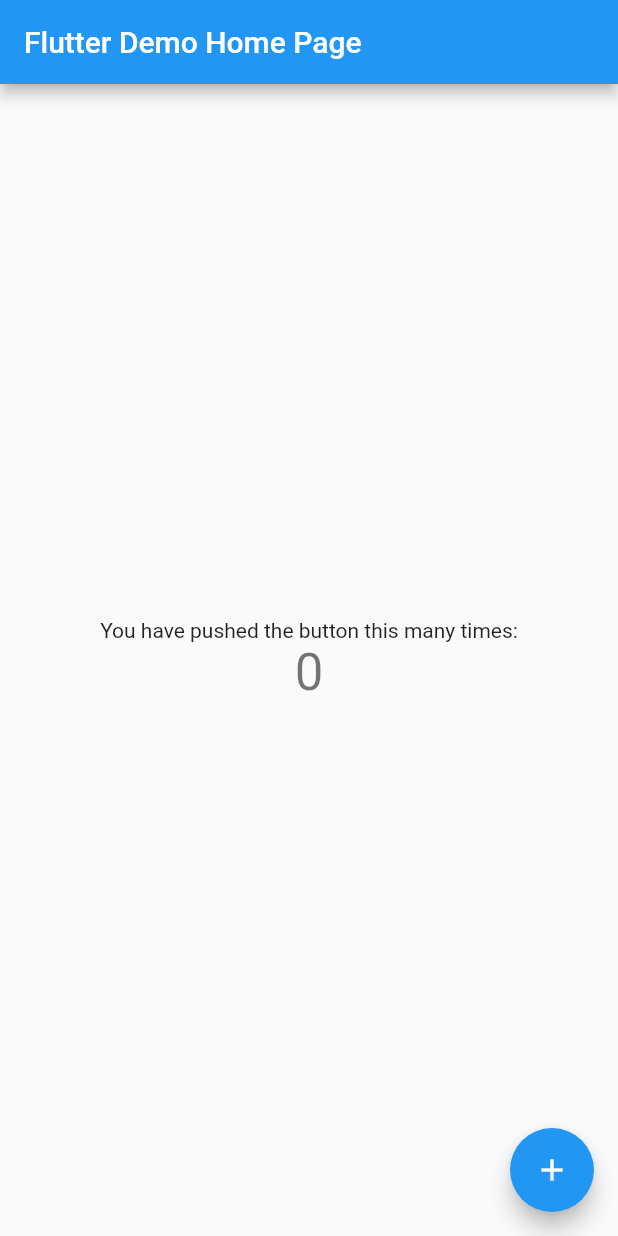
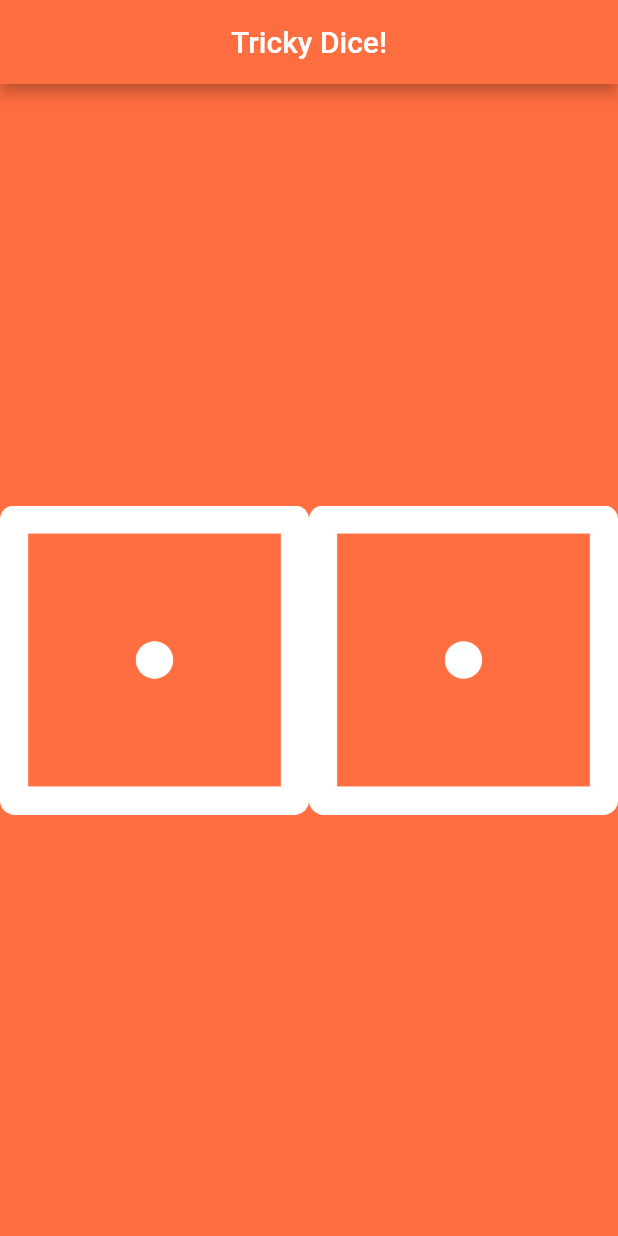
Before and after one commit to Hamdan985/Tricky_Dice, a Flutter app: the screen it shows after launch, on a phone screen of 412 x 824 dp. Run offline on Flutter 3.47's test engine with Material 2 defaults, Android fonts, the phone set to English and light mode, and no system bars.

Commit message:
Basic dice working

```diff
--- /dev/null
+++ b/lib/dice.dart
@@ -0,0 +1,67 @@
+import 'package:flutter/material.dart';
+import 'dart:math';
+
+class Dice extends StatefulWidget {
+  @override
+  _DiceState createState() => _DiceState();
+}
+
+class _DiceState extends State<Dice> {
+  int leftDiceNumber;
+  int rightDiceNumber;
+
+  @override
+  void initState() {
+    super.initState();
+    leftDiceNumber = 1;
+    rightDiceNumber = 1;
+  }
+
+  void diceChange() {
+    setState(() {
+      leftDiceNumber = Random().nextInt(6) + 1;
+      rightDiceNumber = Random().nextInt(6) + 1;
+    });
+  }
+
+  void cheat() {
+    print('inside cheat');
+  }
+
+  @override
+  Widget build(BuildContext context) {
+    return Scaffold(
+      appBar: AppBar(
+        title: Text('Tricky Dice!'),
+        backgroundColor: Colors.deepOrangeAccent,
+        centerTitle: true,
+      ),
+      backgroundColor: Colors.deepOrangeAccent,
+      body: Column(
+        mainAxisAlignment: MainAxisAlignment.center,
+        children: <Widget>[
+          Row(
+            children: <Widget>[
+              Expanded(
+                child: FlatButton(
+                  child: Image.asset('assets/images/dice$leftDiceNumber.png'),
+                  onPressed: diceChange,
+                  onLongPress: cheat,
+                  padding: EdgeInsets.all(0),
+                ),
+              ),
+              Expanded(
+                child: FlatButton(
+                  child: Image.asset('assets/images/dice$rightDiceNumber.png'),
+                  onPressed: diceChange,
+                  onLongPress: cheat,
+                  padding: EdgeInsets.all(0),
+                ),
+              ),
+            ],
+          ),
+        ],
+      ),
+    );
+  }
+}
--- a/lib/main.dart
+++ b/lib/main.dart
@@ -1,117 +1,16 @@
 import 'package:flutter/material.dart';
+import './dice.dart';
 
 void main() {
   runApp(MyApp());
 }
 
 class MyApp extends StatelessWidget {
-  // This widget is the root of your application.
   @override
   Widget build(BuildContext context) {
     return MaterialApp(
-      title: 'Flutter Demo',
-      theme: ThemeData(
-        // This is the theme of your application.
-        //
-        // Try running your application with "flutter run". You'll see the
-        // application has a blue toolbar. Then, without quitting the app, try
-        // changing the primarySwatch below to Colors.green and then invoke
-        // "hot reload" (press "r" in the console where you ran "flutter run",
-        // or simply save your changes to "hot reload" in a Flutter IDE).
-        // Notice that the counter didn't reset back to zero; the application
-        // is not restarted.
-        primarySwatch: Colors.blue,
-        // This makes the visual density adapt to the platform that you run
-        // the app on. For desktop platforms, the controls will be smaller and
-        // closer together (more dense) than on mobile platforms.
-        visualDensity: VisualDensity.adaptivePlatformDensity,
-      ),
-      home: MyHomePage(title: 'Flutter Demo Home Page'),
+      debugShowCheckedModeBanner: false,
+      home: Dice(),
     );
   }
 }
-
-class MyHomePage extends StatefulWidget {
-  MyHomePage({Key key, this.title}) : super(key: key);
-
-  // This widget is the home page of your application. It is stateful, meaning
-  // that it has a State object (defined below) that contains fields that affect
-  // how it looks.
-
-  // This class is the configuration for the state. It holds the values (in this
-  // case the title) provided by the parent (in this case the App widget) and
-  // used by the build method of the State. Fields in a Widget subclass are
-  // always marked "final".
-
-  final String title;
-
-  @override
-  _MyHomePageState createState() => _MyHomePageState();
-}
-
-class _MyHomePageState extends State<MyHomePage> {
-  int _counter = 0;
-
-  void _incrementCounter() {
-    setState(() {
-      // This call to setState tells the Flutter framework that something has
-      // changed in this State, which causes it to rerun the build method below
-      // so that the display can reflect the updated values. If we changed
-      // _counter without calling setState(), then the build method would not be
-      // called again, and so nothing would appear to happen.
-      _counter++;
-    });
-  }
-
-  @override
-  Widget build(BuildContext context) {
-    // This method is rerun every time setState is called, for instance as done
-    // by the _incrementCounter method above.
-    //
-    // The Flutter framework has been optimized to make rerunning build methods
-    // fast, so that you can just rebuild anything that needs updating rather
-    // than having to individually change instances of widgets.
-    return Scaffold(
-      appBar: AppBar(
-        // Here we take the value from the MyHomePage object that was created by
-        // the App.build method, and use it to set our appbar title.
-        title: Text(widget.title),
-      ),
-      body: Center(
-        // Center is a layout widget. It takes a single child and positions it
-        // in the middle of the parent.
-        child: Column(
-          // Column is also a layout widget. It takes a list of children and
-          // arranges them vertically. By default, it sizes itself to fit its
-          // children horizontally, and tries to be as tall as its parent.
-          //
-          // Invoke "debug painting" (press "p" in the console, choose the
-          // "Toggle Debug Paint" action from the Flutter Inspector in Android
-          // Studio, or the "Toggle Debug Paint" command in Visual Studio Code)
-          // to see the wireframe for each widget.
-          //
-          // Column has various properties to control how it sizes itself and
-          // how it positions its children. Here we use mainAxisAlignment to
-          // center the children vertically; the main axis here is the vertical
-          // axis because Columns are vertical (the cross axis would be
-          // horizontal).
-          mainAxisAlignment: MainAxisAlignment.center,
-          children: <Widget>[
-            Text(
-              'You have pushed the button this many times:',
-            ),
-            Text(
-              '$_counter',
-              style: Theme.of(context).textTheme.headline4,
-            ),
-          ],
-        ),
-      ),
-      floatingActionButton: FloatingActionButton(
-        onPressed: _incrementCounter,
-        tooltip: 'Increment',
-        child: Icon(Icons.add),
-      ), // This trailing comma makes auto-formatting nicer for build methods.
-    );
-  }
-}
--- a/pubspec.yaml
+++ b/pubspec.yaml
@@ -45,9 +45,8 @@
   uses-material-design: true
 
   # To add assets to your application, add an assets section, like this:
-  # assets:
-  #   - images/a_dot_burr.jpeg
-  #   - images/a_dot_ham.jpeg
+  assets:
+    - assets/images/
 
   # An image asset can refer to one or more resolution-specific "variants", see
   # https://flutter.dev/assets-and-images/#resolution-aware.
```
Also changed, not shown: assets/images/dice1.png (added), assets/images/dice2.png (added), assets/images/dice3.png (added), assets/images/dice4.png (added), assets/images/dice5.png (added), assets/images/dice6.png (added).
